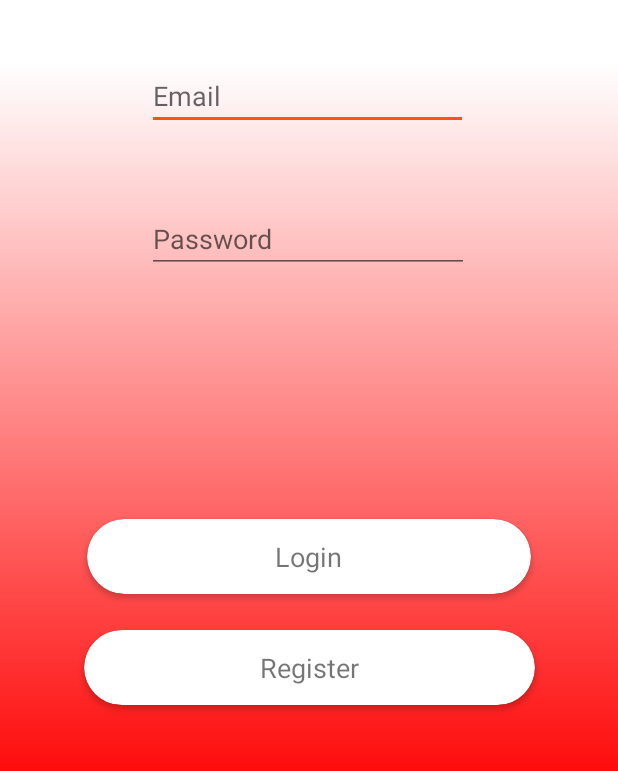
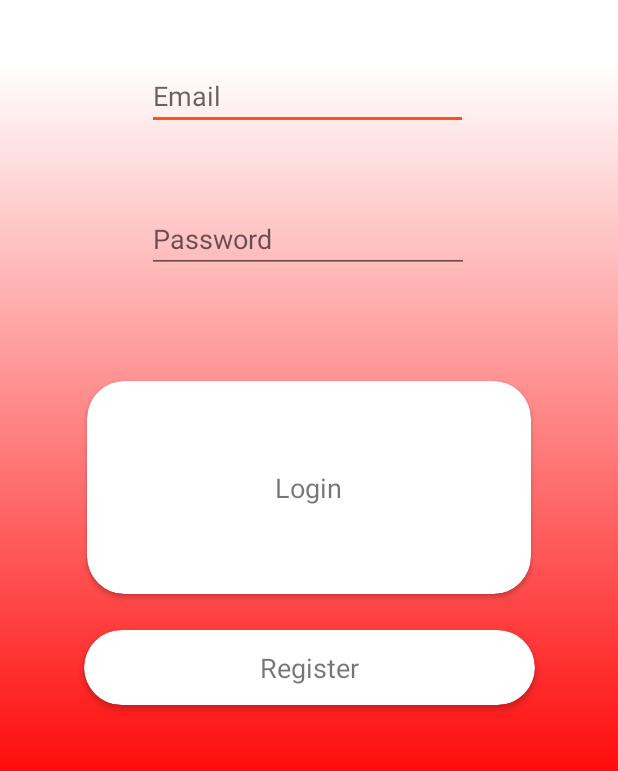
Before and after one commit to aam659/SpiceApp, an Android app: the LoginPage screen opened directly, with no data from a screen before it, on a phone screen of 412 x 824 dp, the part 429-1200 px from its top. Run offline under Robolectric (Android 15) with nearby library versions, the phone set to English and light mode, and no system bars; our stand-ins replace Firebase (no records; nobody signed in at launch, a user with empty details on screens opened directly); Roboto replaces fonts that are not available here.

```diff
--- a/App/SpiceApp/app/src/main/res/layout/activity_login_page.xml
+++ b/App/SpiceApp/app/src/main/res/layout/activity_login_page.xml
@@ -104,6 +104,7 @@
         android:id="@+id/cardLogin"
         android:layout_width="300dp"
         android:layout_height="50dp"
+        android:layout_below="@+id/edtLoginPassword"
         android:layout_alignParentStart="true"
         android:layout_alignParentLeft="true"
         android:layout_alignParentEnd="true"
@@ -111,6 +112,7 @@
         android:layout_alignParentBottom="true"
         android:layout_marginStart="58dp"
         android:layout_marginLeft="58dp"
+        android:layout_marginTop="72dp"
         android:layout_marginEnd="58dp"
         android:layout_marginRight="58dp"
         android:layout_marginBottom="142dp"
```
